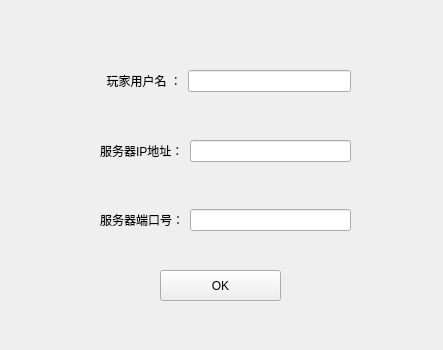
Before: the Qt Designer form Gomoku/loginserver.ui in Mango-HaiK/Gomuku, drawn with Qt 5.
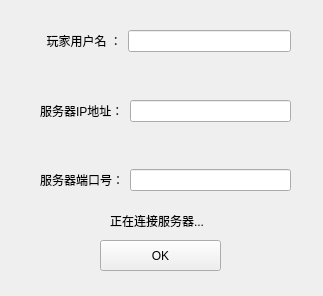
After: the same form once the commit is applied.

```diff
--- a/Gomoku/loginserver.ui
+++ b/Gomoku/loginserver.ui
@@ -6,8 +6,8 @@
    <rect>
     <x>0</x>
     <y>0</y>
-    <width>443</width>
-    <height>350</height>
+    <width>323</width>
+    <height>296</height>
    </rect>
   </property>
   <property name="windowTitle">
@@ -16,8 +16,8 @@
   <widget class="QPushButton" name="btn_join">
    <property name="geometry">
     <rect>
-     <x>160</x>
-     <y>270</y>
+     <x>100</x>
+     <y>240</y>
      <width>121</width>
      <height>31</height>
     </rect>
@@ -29,8 +29,8 @@
   <widget class="QWidget" name="verticalLayoutWidget">
    <property name="geometry">
     <rect>
-     <x>100</x>
-     <y>70</y>
+     <x>40</x>
+     <y>30</y>
      <width>251</width>
      <height>161</height>
     </rect>
@@ -106,6 +106,22 @@
     </item>
    </layout>
   </widget>
+  <widget class="QLabel" name="label_show_status">
+   <property name="enabled">
+    <bool>true</bool>
+   </property>
+   <property name="geometry">
+    <rect>
+     <x>110</x>
+     <y>210</y>
+     <width>131</width>
+     <height>21</height>
+    </rect>
+   </property>
+   <property name="text">
+    <string>正在连接服务器...</string>
+   </property>
+  </widget>
  </widget>
  <resources/>
  <connections/>
```
